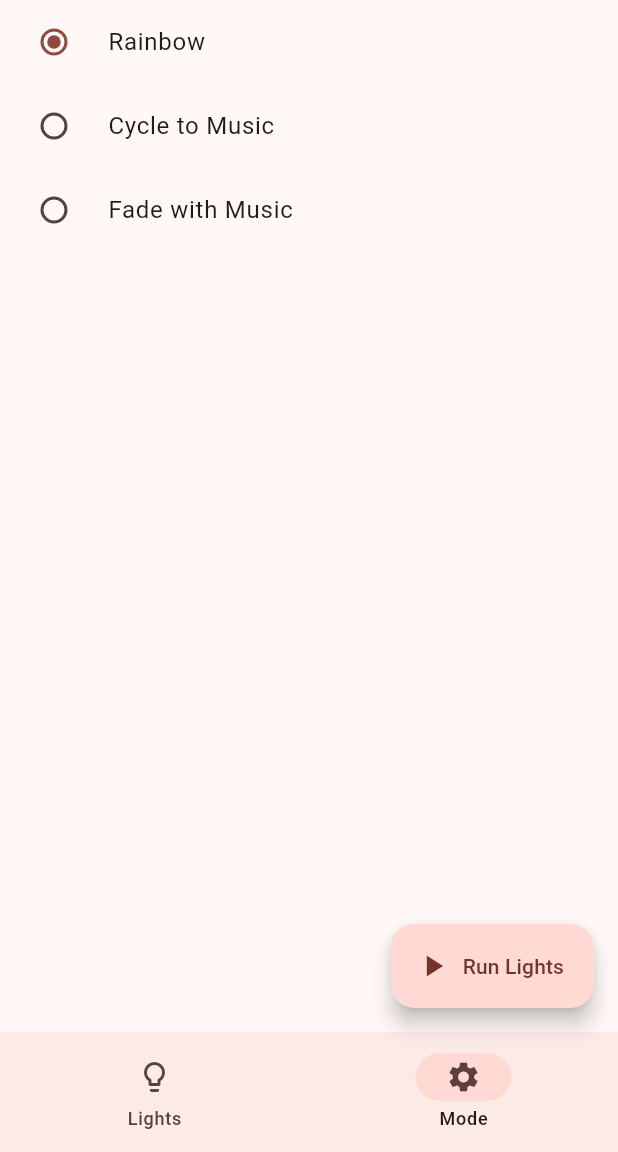
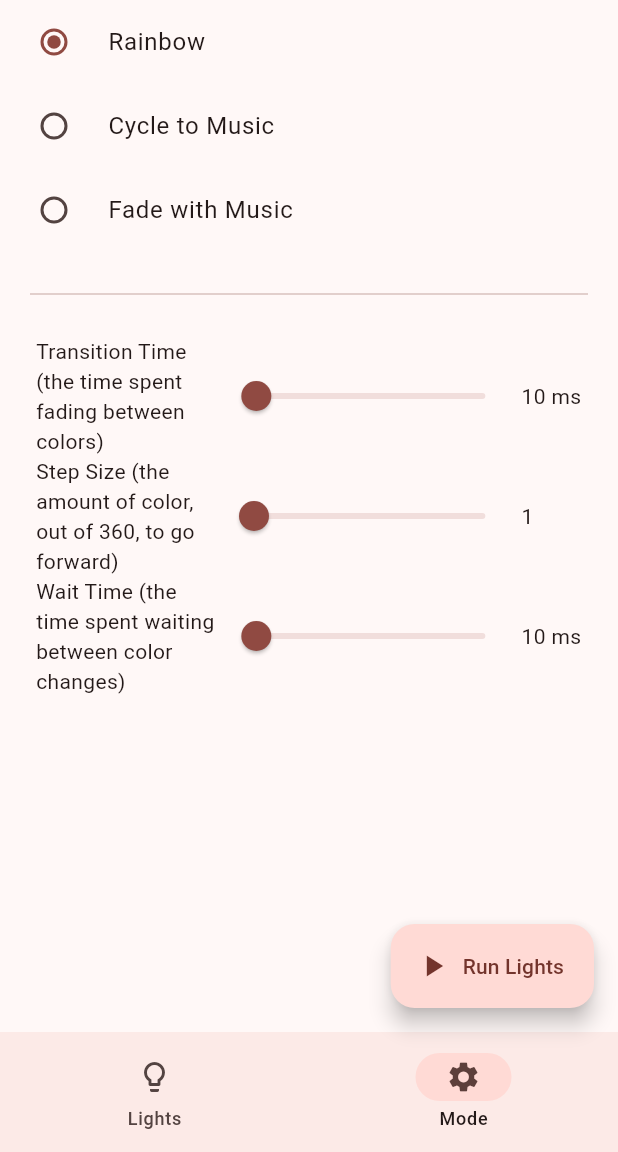
Before and after one commit to hammy275/rgb-light-control, a Flutter app: the screen it shows after launch, item 2 of the bottom bar chosen, on a phone screen of 412 x 824 dp, the part 84-1236 px from its top. Run offline on Flutter 3.47's test engine with Material 3 defaults, Android fonts, the phone set to English and light mode, and no system bars; network calls fail.

Commit message:
Music Prep and Rainbow Settings

```diff
--- a/rgb_light_control_ui/lib/home.dart
+++ b/rgb_light_control_ui/lib/home.dart
@@ -5,6 +5,7 @@ import 'package:rgb_light_control_ui/lights_page.dart';
 import 'package:rgb_light_control_ui/mode_page.dart';
 import 'package:rgb_light_control_ui/playback_music.dart';
 import 'package:rgb_light_control_ui/playback_rainbow.dart';
+import 'package:rgb_light_control_ui/settings.dart';
 
 class Home extends StatefulWidget {
   const Home({super.key});
@@ -22,6 +23,7 @@ class HomeState extends State<Home> {
   final Set<Light> selectedLights = {};
   String selectedMode = "Rainbow";
   int page0RefreshCounter = 0;  // Increment to reset the state of page0.
+  final RainbowSettings rainbowSettings = RainbowSettings();
 
 
   addLight(Light light) {
@@ -54,7 +56,7 @@ class HomeState extends State<Home> {
       body: IndexedStack(
         index: currentPageIndex,
         children: [LightsPage(key: ValueKey(page0RefreshCounter), lights: selectedLights, addLight: addLight, removeLight: removeLight),
-          ModePage(selectedMode: selectedMode, setMode: setMode)]
+          ModePage(selectedMode: selectedMode, setMode: setMode, rainbowSettings: rainbowSettings)]
       ),
       floatingActionButton: FloatingActionButton.extended(
         onPressed: () => showModalBottomSheet(context: context,
@@ -64,9 +66,9 @@ class HomeState extends State<Home> {
                 lightNames.add(light.name);
               }
               if (selectedMode == "Rainbow") {
-                return RainbowPlayback(lightNames: lightNames);
+                return RainbowPlayback(lightNames: lightNames, settings: rainbowSettings);
               } else {
-                return MusicPlayback(lightNames: lightNames);
+                return MusicPlayback(lightNames: lightNames, modeName: selectedMode);
               }
         }),
         label: const Text("Run Lights"),
--- /dev/null
+++ b/rgb_light_control_ui/lib/int_slider.dart
@@ -0,0 +1,32 @@
+import 'package:flutter/cupertino.dart';
+import 'package:flutter/material.dart';
+
+class IntSlider extends StatelessWidget {
+
+  final int value;
+  final String leftLabel;
+  final String rightLabel;
+  final int min;
+  final int max;
+  final ValueSetter<int> valueSetter;
+
+  const IntSlider({super.key, required this.value, required this.min, required this.max,
+    required this.leftLabel, required this.rightLabel, required this.valueSetter});
+
+  @override
+  Widget build(BuildContext context) {
+    return Row(children: [
+      Expanded(flex: 3, child: Text(leftLabel)),
+      Expanded(flex: 5, child: Slider(
+          value: value.toDouble(),
+          min: min.toDouble(),
+          max: max.toDouble(),
+          onChanged: (double newValue) {
+            valueSetter(newValue.round());
+          }
+      )),
+      Expanded(flex: 1, child: Text(rightLabel))
+    ]);
+  }
+
+}
--- a/rgb_light_control_ui/lib/main.dart
+++ b/rgb_light_control_ui/lib/main.dart
@@ -3,7 +3,10 @@ import 'package:rgb_light_control_ui/home.dart';
 
 getApp() {
   return MaterialApp(title: "RGB Light Control",
-      theme: ThemeData(colorScheme: ColorScheme.fromSeed(seedColor: Colors.red), useMaterial3: true),
+      theme: ThemeData(
+        colorScheme: ColorScheme.fromSeed(seedColor: Colors.red),
+        useMaterial3: true
+      ),
       home: const Home());
 }
 
--- a/rgb_light_control_ui/lib/mode_page.dart
+++ b/rgb_light_control_ui/lib/mode_page.dart
@@ -1,11 +1,14 @@
 
 import 'package:flutter/material.dart';
+import 'package:rgb_light_control_ui/int_slider.dart';
+import 'package:rgb_light_control_ui/settings.dart';
 
 class ModePage extends StatefulWidget {
   final String selectedMode;
   final ValueSetter<String> setMode;
+  final RainbowSettings rainbowSettings;
 
-  const ModePage({super.key, required this.selectedMode, required this.setMode});
+  const ModePage({super.key, required this.selectedMode, required this.setMode, required this.rainbowSettings});
 
   @override
   State<StatefulWidget> createState() {
@@ -24,8 +27,44 @@ class ModePageState extends State<ModePage> {
         widget.setMode(value!);
       }));
     }
+    Widget settingsWidget = widget.selectedMode == "Rainbow" ? rainbowSettingsWidget(context) : const Text("Settings unimplemented");
     return Column(
-      children: options
+      children: [
+        Column(children: options),
+        const Padding(padding: EdgeInsets.all(20),child: Divider()),
+        Padding(padding: const EdgeInsets.symmetric(horizontal: 24), child: settingsWidget)
+      ]
+    );
+  }
+
+  Widget rainbowSettingsWidget(BuildContext context) {
+    return Column(
+      children: [
+        IntSlider(value: widget.rainbowSettings.transitionTimeMS, min: 0, max: 1000,
+            leftLabel: "Transition Time (the time spent fading between colors)",
+            rightLabel: "${widget.rainbowSettings.transitionTimeMS} ms",
+            valueSetter: (int newValue) {
+              setState(() {
+                widget.rainbowSettings.transitionTimeMS = newValue;
+              });
+            }),
+        IntSlider(value: widget.rainbowSettings.stepSize, min: 1, max: 9,
+            leftLabel: "Step Size (the amount of color, out of 360, to go forward)",
+            rightLabel: "${widget.rainbowSettings.stepSize}",
+            valueSetter: (int newValue) {
+              setState(() {
+                widget.rainbowSettings.stepSize = newValue;
+              });
+            }),
+        IntSlider(value: widget.rainbowSettings.timeBetweenChangesMS, min: 0, max: 1000,
+            leftLabel: "Wait Time (the time spent waiting between color changes)",
+            rightLabel: "${widget.rainbowSettings.timeBetweenChangesMS} ms",
+            valueSetter: (int newValue) {
+              setState(() {
+                widget.rainbowSettings.timeBetweenChangesMS = newValue;
+              });
+            }),
+      ],
     );
   }
 }
--- /dev/null
+++ b/rgb_light_control_ui/lib/settings.dart
@@ -0,0 +1,10 @@
+import 'package:flutter/material.dart';
+
+class Settings {
+  int transitionTimeMS = 10;
+}
+
+class RainbowSettings extends Settings {
+  int stepSize = 1;
+  int timeBetweenChangesMS = 10;
+}
--- a/rgb_light_control_ui/pubspec.yaml
+++ b/rgb_light_control_ui/pubspec.yaml
@@ -36,6 +36,7 @@ dependencies:
   # Use with the CupertinoIcons class for iOS style icons.
   cupertino_icons: ^1.0.6
   http: ^1.2.1
+  file_selector: ^1.0.3
 
 dev_dependencies:
   flutter_test:
```
Also changed, not shown: rgb_light_control_ui/lib/playback_music.dart (+24 -2 lines), rgb_light_control_ui/lib/playback_rainbow.dart (+12 -7 lines), rgb_light_control_ui/pubspec.lock.
